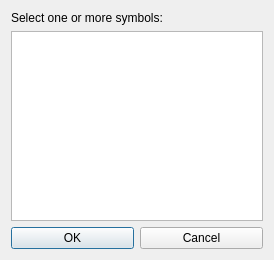
Qt form sources/FrontEnd/Lib/SymbolSelectionDialog.ui (alimogh/trdk) before a commit.
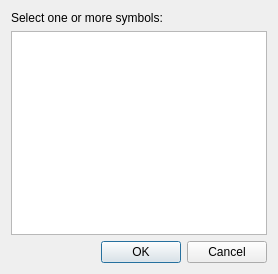
The same form after that commit.

Commit message: Adds symbols setup UI for Triangular arbitrage strategy.

Patch:
```diff
--- a/sources/FrontEnd/Lib/SymbolSelectionDialog.ui
+++ b/sources/FrontEnd/Lib/SymbolSelectionDialog.ui
@@ -6,8 +6,8 @@
    <rect>
     <x>0</x>
     <y>0</y>
-    <width>274</width>
-    <height>260</height>
+    <width>278</width>
+    <height>274</height>
    </rect>
   </property>
   <property name="windowTitle">
@@ -30,6 +30,19 @@
    </item>
    <item>
     <layout class="QHBoxLayout" name="_3">
+     <item>
+      <spacer name="horizontalSpacer">
+       <property name="orientation">
+        <enum>Qt::Horizontal</enum>
+       </property>
+       <property name="sizeHint" stdset="0">
+        <size>
+         <width>40</width>
+         <height>20</height>
+        </size>
+       </property>
+      </spacer>
+     </item>
      <item>
       <widget class="QPushButton" name="okButton">
        <property name="text">
```
The commit also changes 4 other files.
